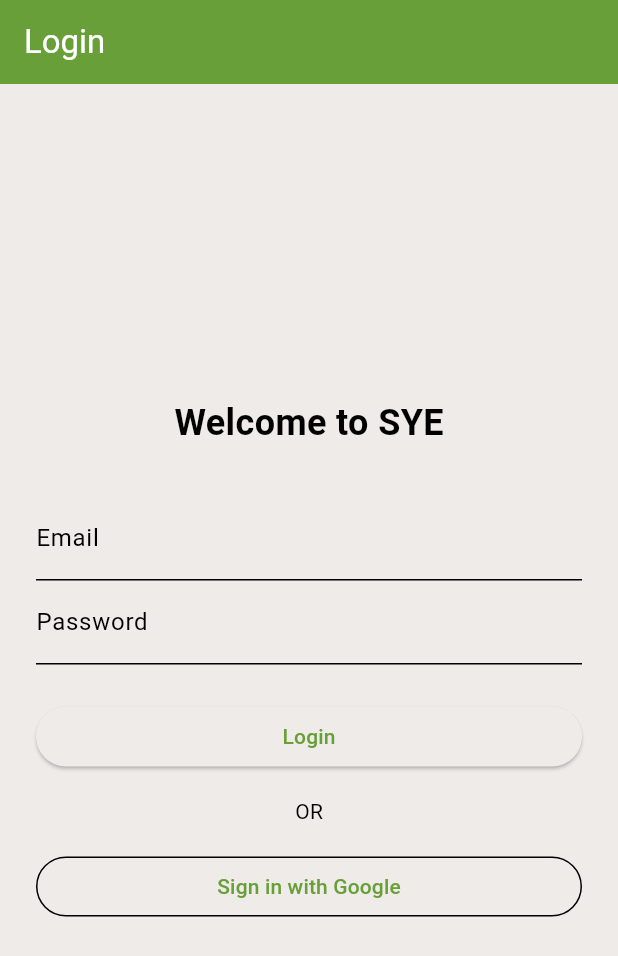
After one commit to autumnlee333/sye_app, a Flutter app: the screen it shows after launch, on a phone screen of 412 x 824 dp. The commit adds this screen. Shown: the top 956 px of the screen. Run offline on Flutter 3.47's test engine with Material 3 defaults, Android fonts, the phone set to English and light mode, and no system bars; our stand-ins replace cloud_firestore, firebase_auth, firebase_core, flutter_riverpod, freezed_annotation, google_sign_in and 1 more; accounts and stored records are empty.

Commit message:
feat: implement Auth Wrapper (Requirement 1.5)
- Created AuthWrapper in lib/screens/auth_wrapper.dart for dynamic routing.
- Added placeholder LoginScreen and MainNavigation screens.
- Refactored main.dart to use AuthWrapper as the entry point.
- Implemented widget tests for AuthWrapper in test/screens/auth_wrapper_test.dart.
- Completed Feature 1 (Create a Profile) by marking 1.5 as complete in Requirements.md.

```diff
--- a/lib/main.dart
+++ b/lib/main.dart
@@ -6,7 +6,7 @@ import 'firebase_options.dart';
 import 'theme.dart';
 import 'providers/storage_provider.dart';
 import 'services/storage_service.dart';
-import 'screens/onboarding_screen.dart';
+import 'screens/auth_wrapper.dart';
 
 void main() async {
   WidgetsFlutterBinding.ensureInitialized();
@@ -38,7 +38,7 @@ class MyApp extends StatelessWidget {
     return MaterialApp(
       title: 'SYE',
       theme: lightTheme,
-      home: const OnboardingScreen(),
+      home: const AuthWrapper(),
     );
   }
 }
--- /dev/null
+++ b/lib/screens/auth_wrapper.dart
@@ -0,0 +1,42 @@
+import 'package:flutter/material.dart';
+import 'package:flutter_riverpod/flutter_riverpod.dart';
+import '../providers/auth_provider.dart';
+import '../providers/storage_provider.dart';
+import 'login_screen.dart';
+import 'onboarding_screen.dart';
+import 'main_navigation.dart';
+
+/// [AuthWrapper] is the state-aware entry point of the application.
+/// It listens to the authentication state and local storage to determine
+/// which screen to show the user.
+class AuthWrapper extends ConsumerWidget {
+  const AuthWrapper({super.key});
+
+  @override
+  Widget build(BuildContext context, WidgetRef ref) {
+    final authState = ref.watch(authProvider);
+    final storageService = ref.watch(storageServiceProvider);
+
+    return authState.when(
+      data: (user) {
+        if (user == null) {
+          return const LoginScreen();
+        }
+
+        // User is authenticated, check if onboarding is complete
+        final isComplete = storageService.isOnboardingComplete();
+        if (isComplete) {
+          return const MainNavigation();
+        } else {
+          return const OnboardingScreen();
+        }
+      },
+      loading: () => const Scaffold(
+        body: Center(child: CircularProgressIndicator()),
+      ),
+      error: (e, stack) => Scaffold(
+        body: Center(child: Text('Error: $e')),
+      ),
+    );
+  }
+}
--- /dev/null
+++ b/lib/screens/login_screen.dart
@@ -0,0 +1,103 @@
+import 'package:flutter/material.dart';
+import 'package:flutter_riverpod/flutter_riverpod.dart';
+import '../providers/auth_provider.dart';
+
+class LoginScreen extends ConsumerStatefulWidget {
+  const LoginScreen({super.key});
+
+  @override
+  ConsumerState<LoginScreen> createState() => _LoginScreenState();
+}
+
+class _LoginScreenState extends ConsumerState<LoginScreen> {
+  final _emailController = TextEditingController();
+  final _passwordController = TextEditingController();
+  bool _isLoading = false;
+
+  @override
+  void dispose() {
+    _emailController.dispose();
+    _passwordController.dispose();
+    super.dispose();
+  }
+
+  Future<void> _signIn() async {
+    setState(() => _isLoading = true);
+    try {
+      await ref.read(authServiceProvider).signIn(
+        _emailController.text.trim(),
+        _passwordController.text.trim(),
+      );
+    } catch (e) {
+      if (mounted) {
+        ScaffoldMessenger.of(context).showSnackBar(
+          SnackBar(content: Text('Error: $e')),
+        );
+      }
+    } finally {
+      if (mounted) setState(() => _isLoading = false);
+    }
+  }
+
+  Future<void> _signInWithGoogle() async {
+    setState(() => _isLoading = true);
+    try {
+      await ref.read(authServiceProvider).signInWithGoogle();
+    } catch (e) {
+      if (mounted) {
+        ScaffoldMessenger.of(context).showSnackBar(
+          SnackBar(content: Text('Error: $e')),
+        );
+      }
+    } finally {
+      if (mounted) setState(() => _isLoading = false);
+    }
+  }
+
+  @override
+  Widget build(BuildContext context) {
+    return Scaffold(
+      appBar: AppBar(title: const Text('Login')),
+      body: Padding(
+        padding: const EdgeInsets.all(24.0),
+        child: Column(
+          mainAxisAlignment: MainAxisAlignment.center,
+          children: [
+            const Text(
+              'Welcome to SYE',
+              style: TextStyle(fontSize: 24, fontWeight: FontWeight.bold),
+            ),
+            const SizedBox(height: 32),
+            TextField(
+              controller: _emailController,
+              decoration: const InputDecoration(labelText: 'Email'),
+            ),
+            TextField(
+              controller: _passwordController,
+              decoration: const InputDecoration(labelText: 'Password'),
+              obscureText: true,
+            ),
+            const SizedBox(height: 24),
+            SizedBox(
+              width: double.infinity,
+              child: ElevatedButton(
+                onPressed: _isLoading ? null : _signIn,
+                child: const Text('Login'),
+              ),
+            ),
+            const SizedBox(height: 16),
+            const Text('OR'),
+            const SizedBox(height: 16),
+            SizedBox(
+              width: double.infinity,
+              child: OutlinedButton(
+                onPressed: _isLoading ? null : _signInWithGoogle,
+                child: const Text('Sign in with Google'),
+              ),
+            ),
+          ],
+        ),
+      ),
+    );
+  }
+}
```
Also changed, not shown: lib/screens/main_navigation.dart (added, +35 -0 lines), 3 other files.
